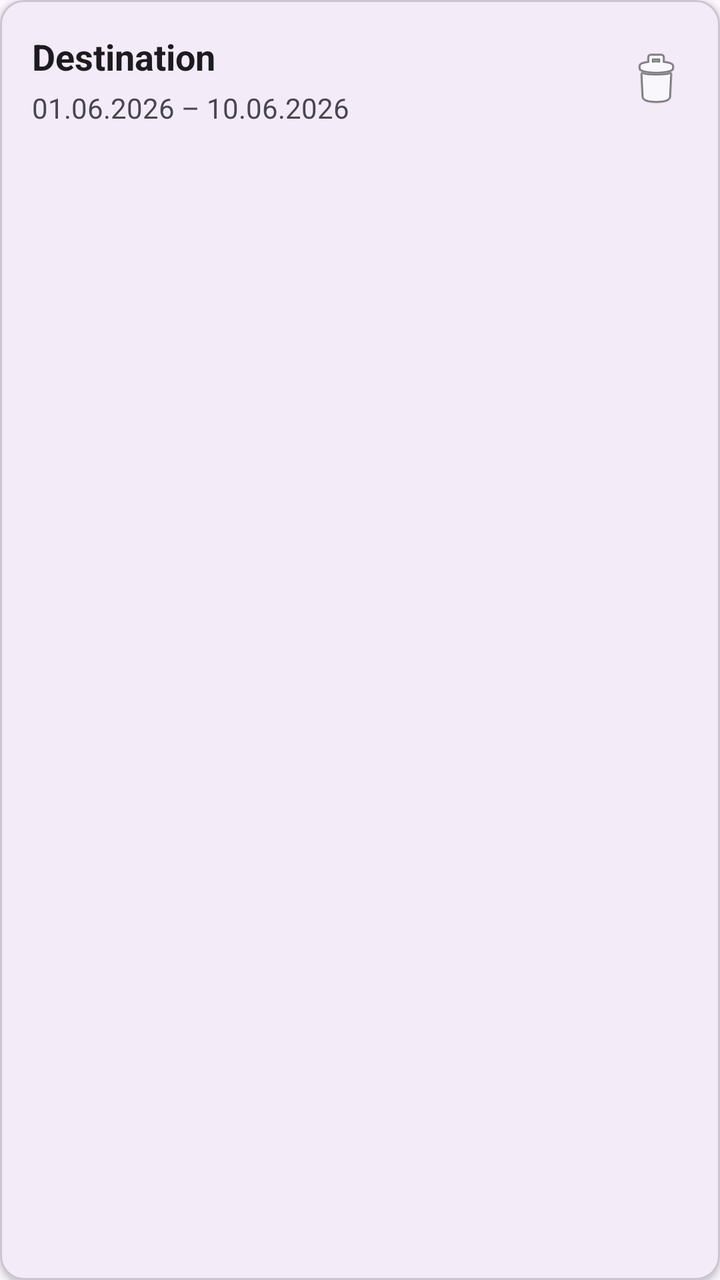
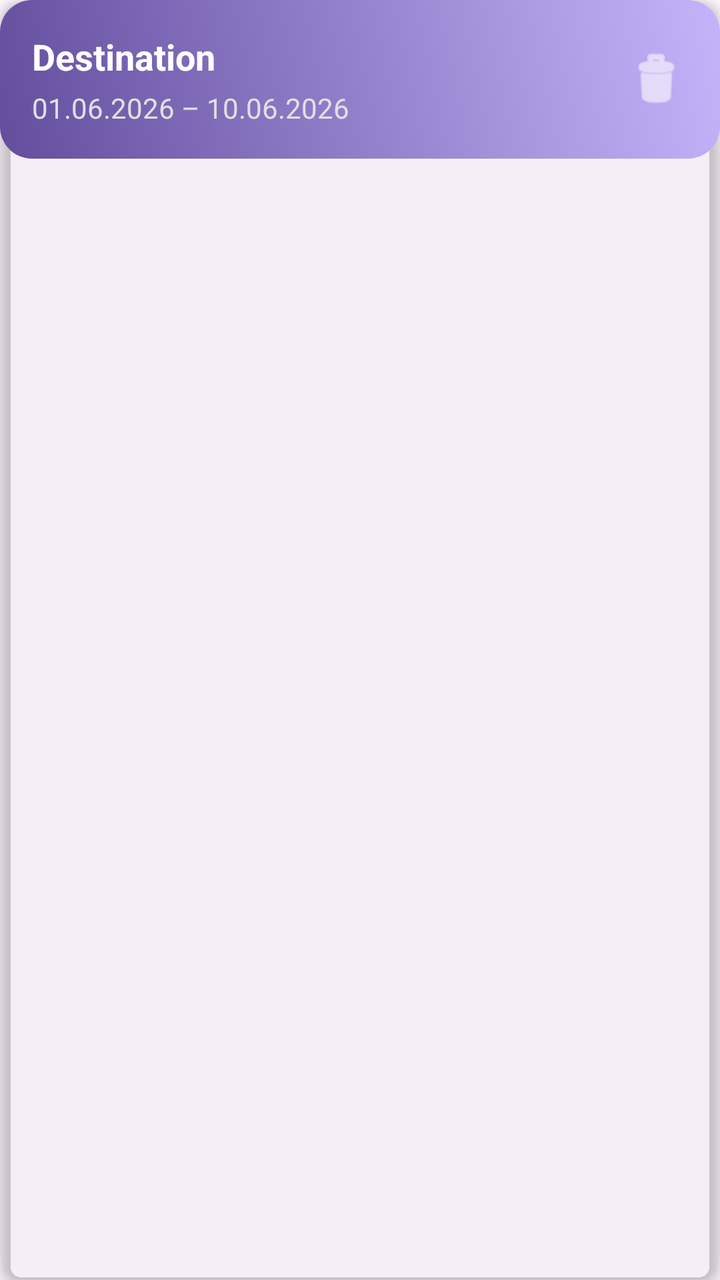

The first picture is an Android layout as it rendered before a commit; the second is the same layout after the commit. The layout source and the unified diff follow.
<!-- AndroidManifest.xml: application theme Theme.TripPlanner -->
<!-- res/layout/item_trip.xml -->
<?xml version="1.0" encoding="utf-8"?>
<com.google.android.material.card.MaterialCardView
    xmlns:android="http://schemas.android.com/apk/res/android"
    xmlns:app="http://schemas.android.com/apk/res-auto"
    android:layout_width="match_parent"
    android:layout_height="wrap_content"
    android:layout_marginHorizontal="12dp"
    android:layout_marginVertical="6dp"
    app:cardCornerRadius="12dp"
    app:cardElevation="2dp">

    <RelativeLayout
        android:layout_width="match_parent"
        android:layout_height="wrap_content"
        android:padding="16dp">

        <TextView
            android:id="@+id/textViewDestination"
            android:layout_width="wrap_content"
            android:layout_height="wrap_content"
            android:text="@string/destination_card_title"
            android:textSize="18sp"
            android:textStyle="bold"
            android:textColor="?android:attr/textColorPrimary"/>

        <TextView
            android:id="@+id/textViewDates"
            android:layout_width="wrap_content"
            android:layout_height="wrap_content"
            android:layout_below="@id/textViewDestination"
            android:layout_marginTop="4dp"
            android:text="@string/destination_card_date"
            android:textSize="14sp"
            android:textColor="?android:attr/textColorSecondary"/>

        <ImageButton
            android:id="@+id/buttonDelete"
            android:layout_width="wrap_content"
            android:layout_height="wrap_content"
            android:layout_alignParentEnd="true"
            android:layout_centerVertical="true"
            android:background="?android:attr/selectableItemBackgroundBorderless"
            android:src="@android:drawable/ic_menu_delete"
            android:contentDescription="@string/delete_btn_desc" />

    </RelativeLayout>
</com.google.android.material.card.MaterialCardView>
<!-- resources referenced by this layout -->
<resources>
  <string name="delete_btn_desc">Delete</string>
  <string name="destination_card_date">01.06.2026 – 10.06.2026</string>
  <string name="destination_card_title">Destination</string>
  <style name="Theme.TripPlanner" parent="Base.Theme.TripPlanner" />
  <style name="Base.Theme.TripPlanner" parent="Theme.Material3.DayNight.NoActionBar">
          
          
      </style>
</resources>

<!-- the commit's change to res/layout/item_trip.xml (unified diff, before → after) -->
@@ -7,12 +7,19 @@
     android:layout_marginHorizontal="12dp"
     android:layout_marginVertical="6dp"
     app:cardCornerRadius="12dp"
-    app:cardElevation="2dp">
+    app:cardElevation="4dp"
+
+    app:strokeWidth="0dp"
+
+    android:background="@drawable/card_gradient_bg"
+    app:cardBackgroundColor="@android:color/transparent">
 
     <RelativeLayout
         android:layout_width="match_parent"
         android:layout_height="wrap_content"
-        android:padding="16dp">
+        android:padding="16dp"
+
+        android:background="@drawable/card_gradient_bg">
 
         <TextView
             android:id="@+id/textViewDestination"
@@ -21,7 +28,7 @@
             android:text="@string/destination_card_title"
             android:textSize="18sp"
             android:textStyle="bold"
-            android:textColor="?android:attr/textColorPrimary"/>
+            android:textColor="@android:color/white"/>
 
         <TextView
             android:id="@+id/textViewDates"
@@ -31,7 +38,7 @@
             android:layout_marginTop="4dp"
             android:text="@string/destination_card_date"
             android:textSize="14sp"
-            android:textColor="?android:attr/textColorSecondary"/>
+            android:textColor="#E0E0E0"/>
 
         <ImageButton
             android:id="@+id/buttonDelete"
@@ -41,7 +48,8 @@
             android:layout_centerVertical="true"
             android:background="?android:attr/selectableItemBackgroundBorderless"
             android:src="@android:drawable/ic_menu_delete"
-            android:contentDescription="@string/delete_btn_desc" />
+            android:contentDescription="@string/delete_btn_desc"
+            app:tint="@android:color/white" />
 
     </RelativeLayout>
 </com.google.android.material.card.MaterialCardView>
<!-- resource entries referenced after the edit -->
@@ -1,9 +1,25 @@
 <!-- resources referenced by this layout -->
 <resources>
+  <!-- drawable card_gradient_bg (drawable) -->
+  <?xml version="1.0" encoding="utf-8"?>
+  <shape xmlns:android="http://schemas.android.com/apk/res/android"
+      android:shape="rectangle">
+  
+      <gradient
+          android:startColor="@color/purple_dark"
+          android:endColor="@color/purple_light"
+          android:angle="45"
+          android:type="linear" />
+  
+      <corners android:radius="16dp" />
+  
+  </shape>
   <string name="delete_btn_desc">Delete</string>
   <string name="destination_card_date">01.06.2026 – 10.06.2026</string>
   <string name="destination_card_title">Destination</string>
   <style name="Theme.TripPlanner" parent="Base.Theme.TripPlanner" />
+  <color name="purple_dark">#634E9E</color>
+  <color name="purple_light">#C5B4FA</color>
   <style name="Base.Theme.TripPlanner" parent="Theme.Material3.DayNight.NoActionBar">
           
           
